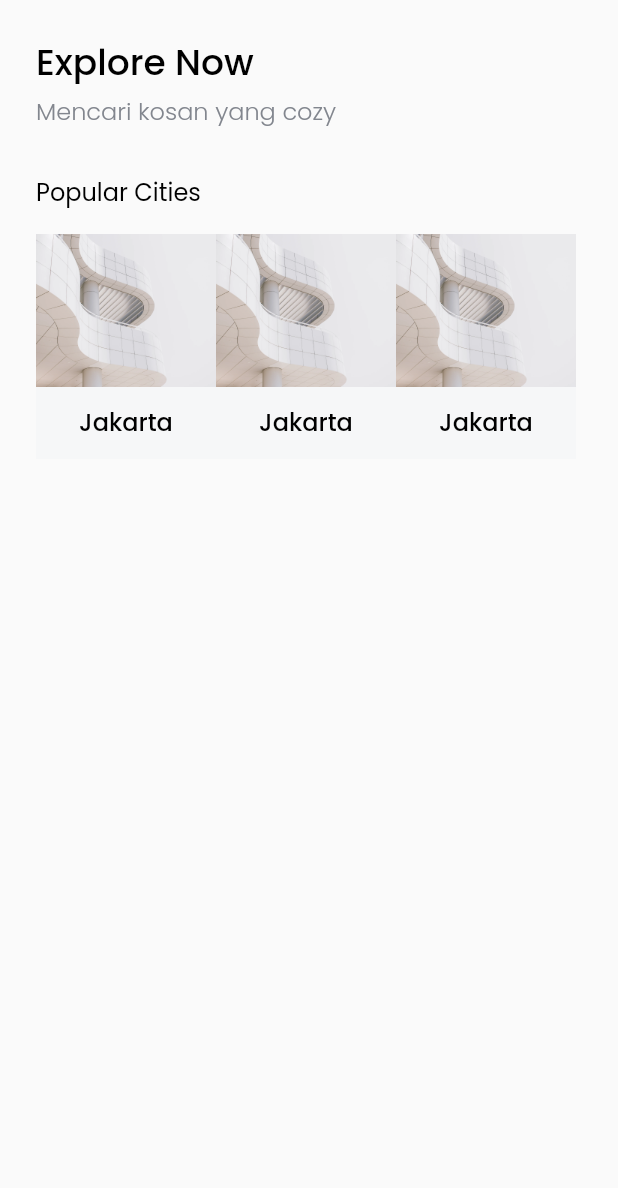
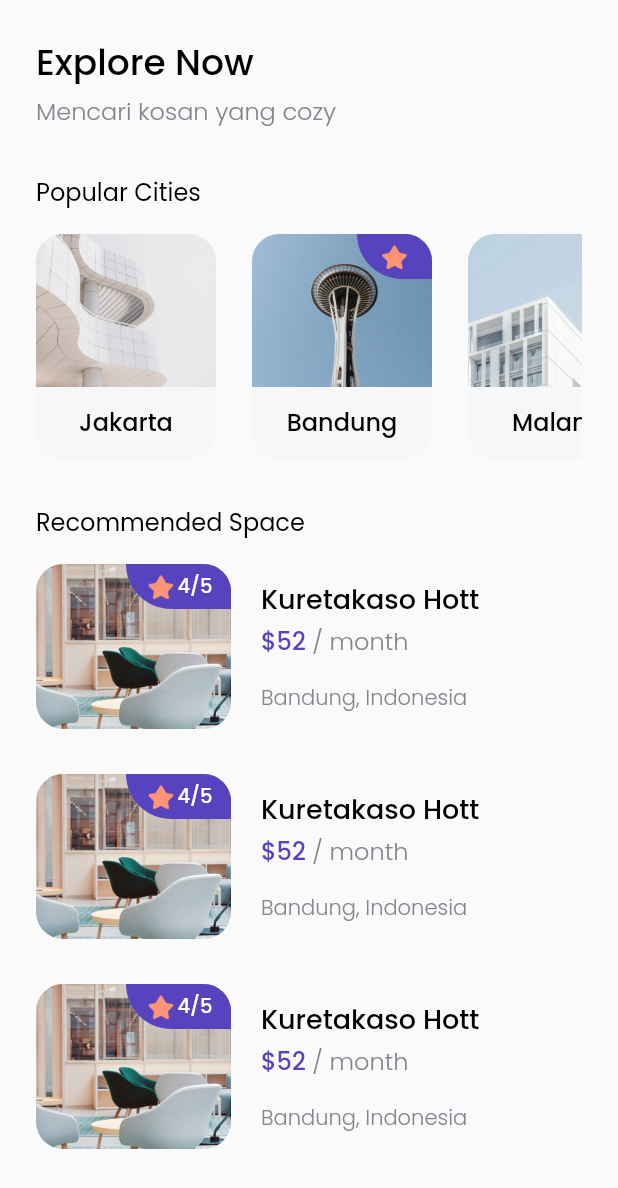
Before and after one commit to kevinrisqi/flutter-find-house, a Flutter app: the HomePage screen opened directly, on a phone screen of 412 x 824 dp. Shown: the top 1188 px of the screen. Run offline on Flutter 3.47's test engine with Material 2 defaults, Android fonts, the phone set to English and light mode, and no system bars; our stand-ins replace google_fonts.

Commit message:
Create recommended space in Home Page

```diff
--- /dev/null
+++ b/lib/models/city.dart
@@ -0,0 +1,13 @@
+class City {
+  int id;
+  String name;
+  String imageUrl;
+  bool isPopular;
+
+  City({
+    required this.id,
+    required this.name,
+    required this.imageUrl,
+    required this.isPopular,
+  });
+}
--- a/lib/pages/home_page.dart
+++ b/lib/pages/home_page.dart
@@ -1,6 +1,8 @@
 import 'package:flutter/material.dart';
+import 'package:flutter_find_house/models/city.dart';
 import 'package:flutter_find_house/themes.dart';
 import 'package:flutter_find_house/widgets/city_card.dart';
+import 'package:flutter_find_house/widgets/space_card.dart';
 
 class HomePage extends StatelessWidget {
   const HomePage({Key? key}) : super(key: key);
@@ -16,6 +18,7 @@ class HomePage extends StatelessWidget {
           ),
           child: ListView(
             children: [
+              // NOTE: Header
               Text(
                 'Explore Now',
                 style: blackTextStyle.copyWith(
@@ -40,17 +43,72 @@ class HomePage extends StatelessWidget {
                   fontSize: 16,
                 ),
               ),
-              SizedBox(height: 16,),
+              SizedBox(
+                height: 16,
+              ),
+              // NOTE: Popular City
               Container(
                 height: 150,
                 child: ListView(
                   scrollDirection: Axis.horizontal,
                   children: [
-                    CityCard(),
-                    CityCard(),
-                    CityCard(),
+                    CityCard(
+                      city: City(
+                        id: 1,
+                        name: 'Jakarta',
+                        imageUrl: 'assets/image_city1.png',
+                        isPopular: false,
+                      ),
+                    ),
+                    SizedBox(
+                      width: 24,
+                    ),
+                    CityCard(
+                      city: City(
+                        id: 2,
+                        name: 'Bandung',
+                        imageUrl: 'assets/image_city2.png',
+                        isPopular: true,
+                      ),
+                    ),
+                    SizedBox(
+                      width: 24,
+                    ),
+                    CityCard(
+                      city: City(
+                        id: 3,
+                        name: 'Malang',
+                        imageUrl: 'assets/image_city3.png',
+                        isPopular: false,
+                      ),
+                    ),
                   ],
                 ),
+              ),
+              SizedBox(
+                height: 30,
+              ),
+              Text(
+                'Recommended Space',
+                style: regularTextStyle.copyWith(
+                  fontSize: 16,
+                ),
+              ),
+              SizedBox(
+                height: 16,
+              ),
+              Column(
+                children: [
+                  SpaceCard(),
+                  SizedBox(
+                    height: 30,
+                  ),
+                  SpaceCard(),
+                  SizedBox(
+                    height: 30,
+                  ),
+                  SpaceCard(),
+                ],
               )
             ],
           ),
--- a/lib/widgets/city_card.dart
+++ b/lib/widgets/city_card.dart
@@ -1,34 +1,67 @@
+// ignore_for_file: use_key_in_widget_constructors
+
 import 'package:flutter/material.dart';
 import 'package:flutter_find_house/themes.dart';
 
+import '../models/city.dart';
+
 class CityCard extends StatelessWidget {
-  const CityCard({Key? key}) : super(key: key);
+  City city;
+
+  CityCard({required this.city});
 
   @override
   Widget build(BuildContext context) {
-    return Container(
+    return ClipRRect(
+      borderRadius: BorderRadius.circular(18),
+      child: Container(
         width: 120,
         height: 150,
         color: secondaryGreyColor,
         child: Column(
           children: [
+            Stack(
+              children: [
                 Image.asset(
-            'assets/image_city1.png',
+                  city.imageUrl,
                   width: 120,
                   height: 102,
                   fit: BoxFit.cover,
+                ),
+                city.isPopular ? Align(
+                  alignment: Alignment.topRight,
+                  child: Container(
+                    width: 50,
+                    height: 30,
+                    decoration: BoxDecoration(
+                      color: purpleColor,
+                      borderRadius: BorderRadius.only(
+                        bottomLeft: Radius.circular(36),
+                      ),
+                    ),
+                    child: Center(
+                      child: Image.asset(
+                        'assets/icon_star.png',
+                        width: 22,
+                        height: 22,
+                      ),
+                    ),
+                  ),
+                ) : Container(),
+              ],
             ),
             SizedBox(
               height: 11,
             ),
             Text(
-            'Jakarta',
+              city.name,
               style: blackTextStyle.copyWith(
                 fontSize: 16,
               ),
             )
           ],
         ),
+      ),
     );
   }
 }
--- /dev/null
+++ b/lib/widgets/space_card.dart
@@ -0,0 +1,102 @@
+import 'package:flutter/material.dart';
+import 'package:flutter_find_house/themes.dart';
+
+class SpaceCard extends StatelessWidget {
+  const SpaceCard({Key? key}) : super(key: key);
+
+  @override
+  Widget build(BuildContext context) {
+    return Row(
+      children: [
+        ClipRRect(
+          borderRadius: BorderRadius.circular(18),
+          child: Container(
+            width: 130,
+            height: 110,
+            child: Stack(
+              children: [
+                Image.asset(
+                  'assets/image_space1.png',
+                  width: 130,
+                  height: 110,
+                  fit: BoxFit.cover,
+                ),
+                Align(
+                  alignment: Alignment.topRight,
+                  child: Container(
+                    width: 70,
+                    height: 30,
+                    decoration: BoxDecoration(
+                      color: purpleColor,
+                      borderRadius: BorderRadius.only(
+                        bottomLeft: Radius.circular(38),
+                      ),
+                    ),
+                    child: Center(
+                      child: Row(
+                        mainAxisAlignment: MainAxisAlignment.center,
+                        children: [
+                          Image.asset(
+                            'assets/icon_star.png',
+                            width: 22,
+                            height: 22,
+                          ),
+                          Text(
+                            '4/5',
+                            style: whiteTextStyle.copyWith(
+                              fontSize: 13,
+                            ),
+                          )
+                        ],
+                      ),
+                    ),
+                  ),
+                ),
+              ],
+            ),
+          ),
+        ),
+        SizedBox(
+          width: 20,
+        ),
+        Column(
+          crossAxisAlignment: CrossAxisAlignment.start,
+          children: [
+            Text(
+              'Kuretakaso Hott',
+              style: blackTextStyle.copyWith(
+                fontSize: 18,
+              ),
+            ),
+            SizedBox(
+              height: 2,
+            ),
+            Text.rich(
+              TextSpan(
+                text: '\$52',
+                style: purpleTextStyle.copyWith(
+                  fontSize: 16,
+                ),
+                children: [
+                  TextSpan(
+                    text: ' / month',
+                    style: greyTextStyle.copyWith(
+                      fontSize: 16,
+                    ),
+                  )
+                ],
+              ),
+            ),
+            SizedBox(
+              height: 16,
+            ),
+            Text(
+              'Bandung, Indonesia',
+              style: greyTextStyle.copyWith(fontSize: 14),
+            ),
+          ],
+        )
+      ],
+    );
+  }
+}
```
Lines whose indentation alone changed are shown as unchanged.
